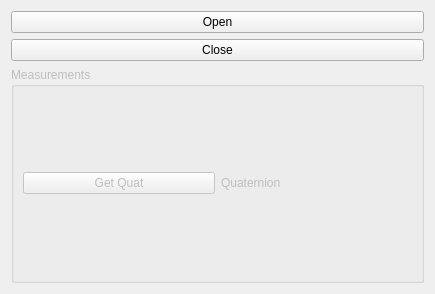
Old version of the form yei_widget.ui in the repository SilvioGiancola/OdroidXU4.
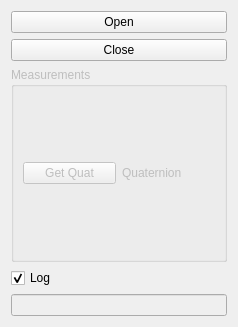
New version of the form.

The edit to the form file:
```diff
--- a/yei_widget.ui
+++ b/yei_widget.ui
@@ -6,14 +6,24 @@
    <rect>
     <x>0</x>
     <y>0</y>
-    <width>435</width>
-    <height>294</height>
+    <width>238</width>
+    <height>327</height>
    </rect>
   </property>
   <property name="windowTitle">
    <string>Form</string>
   </property>
   <layout class="QGridLayout" name="gridLayout">
+   <item row="3" column="0">
+    <widget class="QCheckBox" name="checkBox">
+     <property name="text">
+      <string>Log</string>
+     </property>
+     <property name="checked">
+      <bool>true</bool>
+     </property>
+    </widget>
+   </item>
    <item row="0" column="0">
     <widget class="QPushButton" name="pushButton_Open">
      <property name="text">
@@ -54,6 +64,13 @@
      </layout>
     </widget>
    </item>
+   <item row="4" column="0">
+    <widget class="QLineEdit" name="lineEdit_path">
+     <property name="enabled">
+      <bool>false</bool>
+     </property>
+    </widget>
+   </item>
   </layout>
  </widget>
  <resources/>
```
